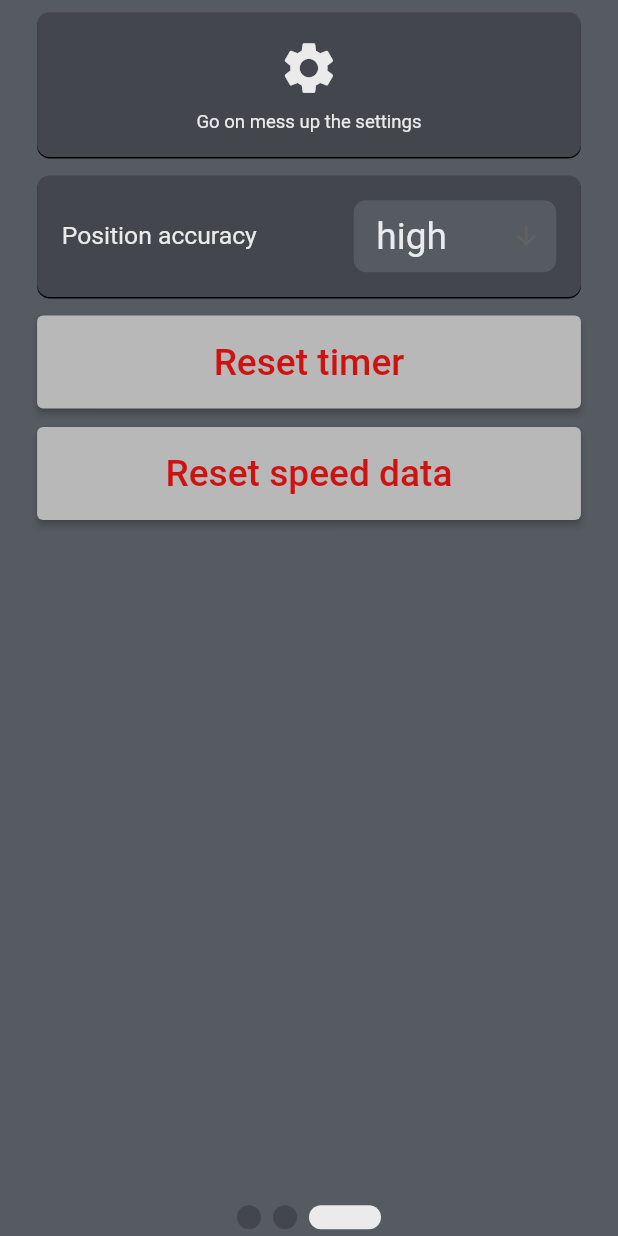
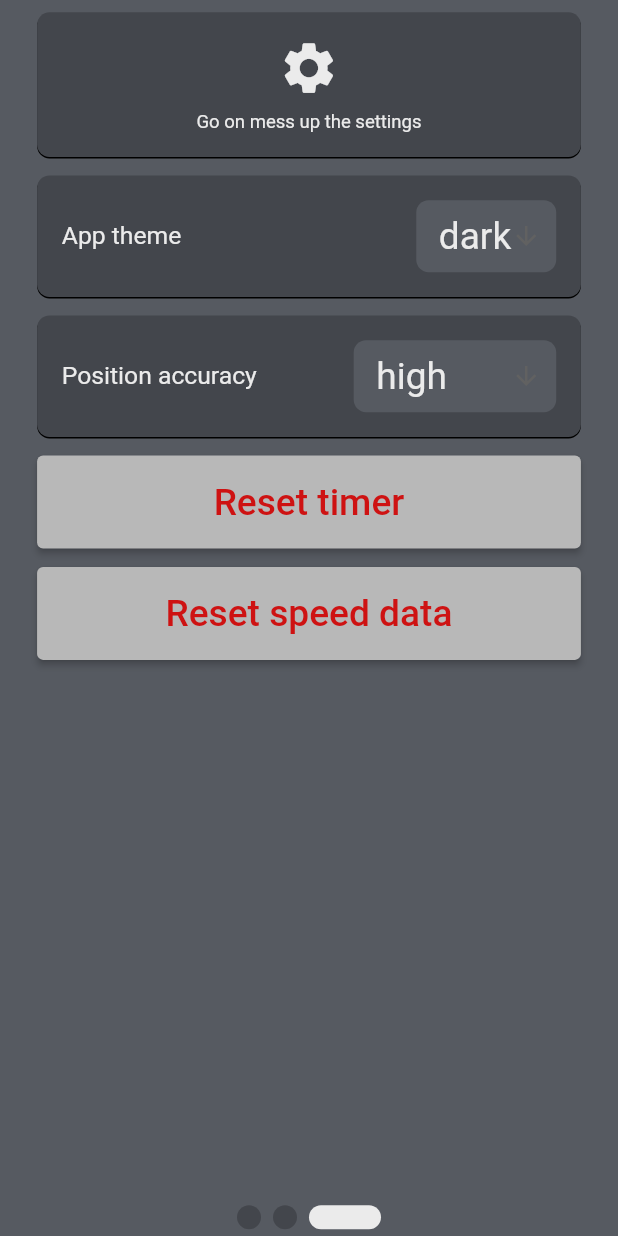
Before and after one commit to ninomerlino/ride, a Flutter app: the screen it shows after launch, swiped to page 3, on a phone screen of 412 x 824 dp. Run offline on Flutter 3.47's test engine with Material 2 defaults, Android fonts, the phone set to English and light mode, and no system bars; drawn by our look-alikes of smooth_page_indicator; our stand-ins replace connectivity, location; network calls fail.

Commit message:
resolved issue #3

```diff
--- a/lib/main.dart
+++ b/lib/main.dart
@@ -208,7 +208,8 @@ class _MyHomePageState extends State<MyHomePage> {
     Custom.theme = value.toString();
     updatePage();
   }
-  Widget dropdownSelector(BuildContext context, String fieldName, List<String>keys, void Function(Object?) onChanged){
+
+  Widget dropdownSelector(BuildContext context, String fieldName, List<String>keys, void Function(Object?) onChanged, String defaultValue){
       double max = MediaQuery.of(context).size.height;
       return Container(
           decoration: BoxDecoration(borderRadius: BorderRadius.circular(max * 0.01), boxShadow: [Custom.boxShadow], color: Custom.background),
@@ -228,7 +229,7 @@ class _MyHomePageState extends State<MyHomePage> {
                         icon: Icon(Icons.arrow_downward),
                         underline: SizedBox(),
                         dropdownColor: Custom.secondary2,
-                        value: bike.accuracyValue,
+                        value: defaultValue,
                         items : keys.map<DropdownMenuItem<String>>(
                                 (String value) {
                               return DropdownMenuItem<String>(
@@ -287,10 +288,10 @@ class _MyHomePageState extends State<MyHomePage> {
                   ]),
                   appPage([
                     infoIcon(context, Icons.settings, "Go on mess up the settings"),
-                    dropdownSelector(context, "Position accuracy",["low","medium","high"] , changeAccuracy),
+                    dropdownSelector(context, "App theme", ["dark", "light"], changeTheme, Custom.theme),
+                    dropdownSelector(context, "Position accuracy",["low","medium","high"] , changeAccuracy, bike.accuracyValue),
                     wideButton(context, "Reset timer", bike.resetTimer, Custom.secondary),
                     wideButton(context, "Reset speed data", bike.resetSpeedData, Custom.secondary),
-                    //dropdownSelector(context, "App theme", ["dark", "light"], changeTheme),
                   ])
                 ],
               ),
```
